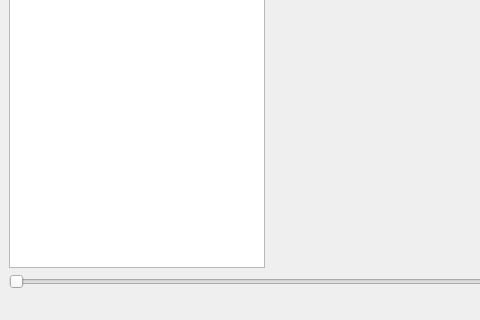
This is GeneticPuzzle/Genetic-Image-GUI/Genetic-GUI/mainwindow.ui in joseff01/AED2-P2-Let-s-Play as Qt 5 draws it before an edit; both pictures show x 0 to 480 and y 280 to 600 of the 800 by 600 pixel window. The edited form follows.
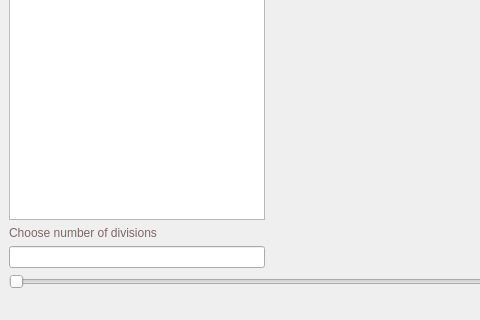
This is the edited form.

The edit to the form file:
```diff
--- a/GeneticPuzzle/Genetic-Image-GUI/Genetic-GUI/mainwindow.ui
+++ b/GeneticPuzzle/Genetic-Image-GUI/Genetic-GUI/mainwindow.ui
@@ -14,25 +14,40 @@
    <string>MainWindow</string>
   </property>
   <widget class="QWidget" name="centralwidget">
+   <layout class="QVBoxLayout" name="verticalLayout_3">
+    <item>
    <layout class="QVBoxLayout" name="verticalLayout_2">
     <item>
-     <layout class="QVBoxLayout" name="verticalLayout">
+       <layout class="QHBoxLayout" name="horizontalLayout" stretch="0,6">
       <item>
-       <layout class="QHBoxLayout" name="horizontalLayout" stretch="0,13">
+         <layout class="QVBoxLayout" name="verticalLayout" stretch="5,0,0">
         <item>
          <widget class="QListWidget" name="listWidget"/>
         </item>
         <item>
-         <widget class="QWidget" name="widget" native="true">
-          <layout class="QVBoxLayout" name="verticalLayout_3">
+           <widget class="QLabel" name="label_2">
+            <property name="styleSheet">
+             <string notr="true">color: rgb(126, 104, 104);</string>
+            </property>
+            <property name="text">
+             <string>Choose number of divisions</string>
+            </property>
+           </widget>
+          </item>
+          <item>
+           <widget class="QLineEdit" name="lineEdit">
+            <property name="maxLength">
+             <number>100</number>
+            </property>
+           </widget>
+          </item>
+         </layout>
+        </item>
            <item>
             <widget class="QLabel" name="label">
              <property name="text">
               <string/>
              </property>
-            </widget>
-           </item>
-          </layout>
          </widget>
         </item>
        </layout>
```
Lines whose indentation alone changed are shown as unchanged.
